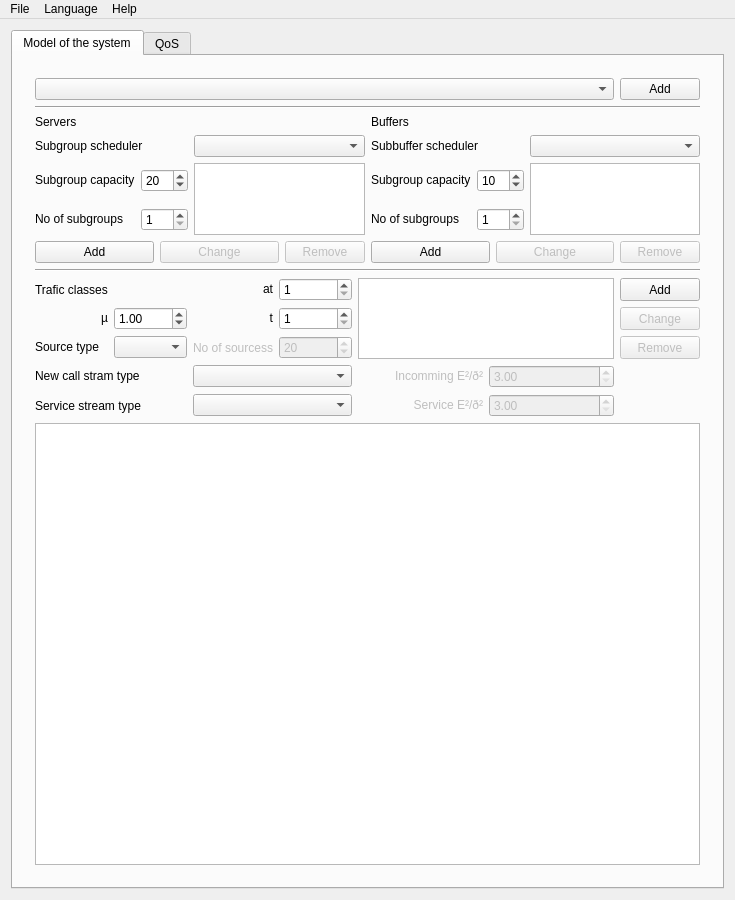
Before: the Qt Designer form mainwindow.ui in adamkaliszan/AnyStreamProcess, drawn with Qt 5.
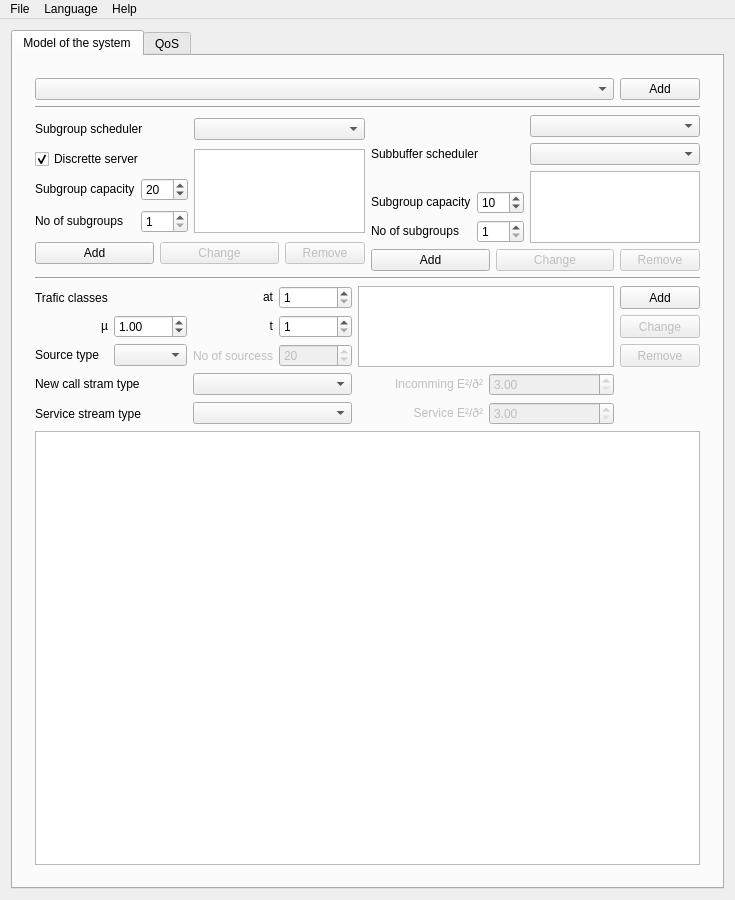
After: the same form once the commit is applied. Icons and pictures are not drawn. Custom widgets are drawn as their Qt base class.

```diff
--- a/mainwindow.ui
+++ b/mainwindow.ui
@@ -146,25 +146,61 @@
            </item>
            <item>
             <layout class="QGridLayout" name="gridLayoutModelResourcess">
-             <item row="0" column="0">
-              <widget class="QLabel" name="labelModelServer">
-               <property name="sizePolicy">
-                <sizepolicy hsizetype="Maximum" vsizetype="Maximum">
-                 <horstretch>0</horstretch>
-                 <verstretch>0</verstretch>
-                </sizepolicy>
-               </property>
-               <property name="text">
-                <string>Servers</string>
-               </property>
-              </widget>
+             <item row="2" column="0">
+              <layout class="QHBoxLayout" name="horizontalLayoutGroupChooseAlg"/>
              </item>
-             <item row="2" column="2">
-              <layout class="QGridLayout" name="gridLayoutModelQeue" columnstretch="0,0,1">
+             <item row="1" column="2">
+              <layout class="QGridLayout" name="gridLayoutModelQeue" columnstretch="0,0,0">
                <property name="sizeConstraint">
                 <enum>QLayout::SetMinAndMaxSize</enum>
                </property>
-               <item row="1" column="1">
+               <item row="6" column="0" colspan="3">
+                <layout class="QHBoxLayout" name="horizontalLayoutModelQeueListButtons">
+                 <property name="sizeConstraint">
+                  <enum>QLayout::SetDefaultConstraint</enum>
+                 </property>
+                 <item>
+                  <widget class="QPushButton" name="pushButton_kolejkidodaj">
+                   <property name="enabled">
+                    <bool>true</bool>
+                   </property>
+                   <property name="text">
+                    <string>Add</string>
+                   </property>
+                  </widget>
+                 </item>
+                 <item>
+                  <widget class="QPushButton" name="pushButton_kolejkiZmien">
+                   <property name="enabled">
+                    <bool>false</bool>
+                   </property>
+                   <property name="text">
+                    <string>Change</string>
+                   </property>
+                  </widget>
+                 </item>
+                 <item>
+                  <widget class="QPushButton" name="pushButton_kolejkiUsun">
+                   <property name="enabled">
+                    <bool>false</bool>
+                   </property>
+                   <property name="sizePolicy">
+                    <sizepolicy hsizetype="Maximum" vsizetype="Fixed">
+                     <horstretch>0</horstretch>
+                     <verstretch>0</verstretch>
+                    </sizepolicy>
+                   </property>
+                   <property name="layoutDirection">
+                    <enum>Qt::RightToLeft</enum>
+                   </property>
+                   <property name="text">
+                    <string>Remove</string>
+                   </property>
+                  </widget>
+                 </item>
+                </layout>
+               </item>
+               <item row="4" column="1">
                 <widget class="QSpinBox" name="spinBoxKolejkaPojemnosc">
                  <property name="sizePolicy">
                   <sizepolicy hsizetype="Minimum" vsizetype="Maximum">
@@ -183,7 +219,7 @@
                  </property>
                 </widget>
                </item>
-               <item row="2" column="0">
+               <item row="5" column="0">
                 <widget class="QLabel" name="labelModelQeueNumber">
                  <property name="sizePolicy">
                   <sizepolicy hsizetype="Preferred" vsizetype="Maximum">
@@ -196,7 +232,7 @@
                  </property>
                 </widget>
                </item>
-               <item row="2" column="1">
+               <item row="5" column="1">
                 <widget class="QSpinBox" name="spinBoxKolejkaLiczba">
                  <property name="sizePolicy">
                   <sizepolicy hsizetype="Minimum" vsizetype="Maximum">
@@ -212,7 +248,7 @@
                  </property>
                 </widget>
                </item>
-               <item row="1" column="0">
+               <item row="4" column="0">
                 <widget class="QLabel" name="labelModelQeueCapacity">
                  <property name="sizePolicy">
                   <sizepolicy hsizetype="Preferred" vsizetype="Maximum">
@@ -225,7 +261,7 @@
                  </property>
                 </widget>
                </item>
-               <item row="1" column="2" rowspan="2">
+               <item row="3" column="2" rowspan="3">
                 <widget class="QListWidget" name="listWidgetKolejki">
                  <property name="sizePolicy">
                   <sizepolicy hsizetype="Expanding" vsizetype="Minimum">
@@ -250,56 +286,13 @@
                  </property>
                 </widget>
                </item>
-               <item row="3" column="0" colspan="3">
-                <layout class="QHBoxLayout" name="horizontalLayoutModelQeueListButtons">
-                 <property name="sizeConstraint">
-                  <enum>QLayout::SetDefaultConstraint</enum>
-                 </property>
-                 <item>
-                  <widget class="QPushButton" name="pushButton_kolejkidodaj">
-                   <property name="enabled">
-                    <bool>true</bool>
-                   </property>
-                   <property name="text">
-                    <string>Add</string>
-                   </property>
-                  </widget>
-                 </item>
-                 <item>
-                  <widget class="QPushButton" name="pushButton_kolejkiZmien">
-                   <property name="enabled">
-                    <bool>false</bool>
-                   </property>
-                   <property name="text">
-                    <string>Change</string>
-                   </property>
-                  </widget>
-                 </item>
-                 <item>
-                  <widget class="QPushButton" name="pushButton_kolejkiUsun">
-                   <property name="enabled">
-                    <bool>false</bool>
-                   </property>
-                   <property name="sizePolicy">
-                    <sizepolicy hsizetype="Maximum" vsizetype="Fixed">
-                     <horstretch>0</horstretch>
-                     <verstretch>0</verstretch>
-                    </sizepolicy>
-                   </property>
-                   <property name="layoutDirection">
-                    <enum>Qt::RightToLeft</enum>
-                   </property>
-                   <property name="text">
-                    <string>Remove</string>
-                   </property>
-                  </widget>
-                 </item>
-                </layout>
+               <item row="2" column="2">
+                <widget class="QComboBox" name="comboBoxSubBufferSchedulerAlgorithm"/>
                </item>
-               <item row="0" column="2">
-                <widget class="QComboBox" name="comboBoxBufferSchedulerAlgorithm"/>
+               <item row="1" column="2">
+                <widget class="QComboBox" name="comboBox"/>
                </item>
-               <item row="0" column="0" colspan="2">
+               <item row="2" column="0" colspan="2">
                 <widget class="QLabel" name="label_subbufferScheduler">
                  <property name="text">
                   <string>Subbuffer scheduler</string>
@@ -308,28 +301,55 @@
                </item>
               </layout>
              </item>
-             <item row="0" column="2">
-              <widget class="QLabel" name="labelModelQeue">
-               <property name="enabled">
-                <bool>true</bool>
-               </property>
-               <property name="sizePolicy">
-                <sizepolicy hsizetype="Maximum" vsizetype="Maximum">
-                 <horstretch>0</horstretch>
-                 <verstretch>0</verstretch>
-                </sizepolicy>
-               </property>
-               <property name="text">
-                <string>Buffers</string>
-               </property>
-              </widget>
-             </item>
-             <item row="2" column="0">
-              <layout class="QGridLayout" name="gridLayoutModelServer" rowstretch="0,0,0,0" columnstretch="0,0,0">
+             <item row="1" column="0">
+              <layout class="QGridLayout" name="gridLayoutModelServer" rowstretch="0,0,0,0,0,0,0" columnstretch="0,0,0">
                <property name="sizeConstraint">
                 <enum>QLayout::SetMinAndMaxSize</enum>
                </property>
-               <item row="1" column="1">
+               <item row="6" column="0" colspan="3">
+                <layout class="QHBoxLayout" name="horizontalLayoutModelServerListButtons">
+                 <property name="sizeConstraint">
+                  <enum>QLayout::SetDefaultConstraint</enum>
+                 </property>
+                 <item>
+                  <widget class="QPushButton" name="pushButton_wiazkiDodaj">
+                   <property name="text">
+                    <string>Add</string>
+                   </property>
+                  </widget>
+                 </item>
+                 <item>
+                  <widget class="QPushButton" name="pushButton_wiazkiZmien">
+                   <property name="enabled">
+                    <bool>false</bool>
+                   </property>
+                   <property name="text">
+                    <string>Change</string>
+                   </property>
+                  </widget>
+                 </item>
+                 <item>
+                  <widget class="QPushButton" name="pushButton_wiazkiUsun">
+                   <property name="enabled">
+                    <bool>false</bool>
+                   </property>
+                   <property name="sizePolicy">
+                    <sizepolicy hsizetype="Maximum" vsizetype="Fixed">
+                     <horstretch>0</horstretch>
+                     <verstretch>0</verstretch>
+                    </sizepolicy>
+                   </property>
+                   <property name="layoutDirection">
+                    <enum>Qt::RightToLeft</enum>
+                   </property>
+                   <property name="text">
+                    <string>Remove</string>
+                   </property>
+                  </widget>
+                 </item>
+                </layout>
+               </item>
+               <item row="4" column="1">
                 <widget class="QSpinBox" name="spinBoxPodgrupaPojemnosc">
                  <property name="sizePolicy">
                   <sizepolicy hsizetype="Minimum" vsizetype="Maximum">
@@ -348,7 +368,7 @@
                  </property>
                 </widget>
                </item>
-               <item row="2" column="1">
+               <item row="5" column="1">
                 <widget class="QSpinBox" name="spinBoxPodgrupaLiczba">
                  <property name="sizePolicy">
                   <sizepolicy hsizetype="Minimum" vsizetype="Maximum">
@@ -364,7 +384,7 @@
                  </property>
                 </widget>
                </item>
-               <item row="1" column="0">
+               <item row="4" column="0">
                 <widget class="QLabel" name="labelPodgrupaPojemnosc">
                  <property name="sizePolicy">
                   <sizepolicy hsizetype="Preferred" vsizetype="Maximum">
@@ -377,7 +397,7 @@
                  </property>
                 </widget>
                </item>
-               <item row="2" column="0">
+               <item row="5" column="0">
                 <widget class="QLabel" name="labelPodgrupaLiczba">
                  <property name="sizePolicy">
                   <sizepolicy hsizetype="Preferred" vsizetype="Maximum">
@@ -390,7 +410,7 @@
                  </property>
                 </widget>
                </item>
-               <item row="1" column="2" rowspan="2">
+               <item row="3" column="2" rowspan="3">
                 <widget class="QListWidget" name="listWidgetWiazki">
                  <property name="sizePolicy">
                   <sizepolicy hsizetype="Expanding" vsizetype="Minimum">
@@ -418,59 +438,26 @@
                  </property>
                 </widget>
                </item>
-               <item row="3" column="0" colspan="3">
-                <layout class="QHBoxLayout" name="horizontalLayoutModelServerListButtons">
-                 <property name="sizeConstraint">
-                  <enum>QLayout::SetDefaultConstraint</enum>
-                 </property>
-                 <item>
-                  <widget class="QPushButton" name="pushButton_wiazkiDodaj">
-                   <property name="text">
-                    <string>Add</string>
-                   </property>
-                  </widget>
-                 </item>
-                 <item>
-                  <widget class="QPushButton" name="pushButton_wiazkiZmien">
-                   <property name="enabled">
-                    <bool>false</bool>
-                   </property>
-                   <property name="text">
-                    <string>Change</string>
-                   </property>
-                  </widget>
-                 </item>
-                 <item>
-                  <widget class="QPushButton" name="pushButton_wiazkiUsun">
-                   <property name="enabled">
-                    <bool>false</bool>
-                   </property>
-                   <property name="sizePolicy">
-                    <sizepolicy hsizetype="Maximum" vsizetype="Fixed">
-                     <horstretch>0</horstretch>
-                     <verstretch>0</verstretch>
-                    </sizepolicy>
-                   </property>
-                   <property name="layoutDirection">
-                    <enum>Qt::RightToLeft</enum>
-                   </property>
-                   <property name="text">
-                    <string>Remove</string>
-                   </property>
-                  </widget>
-                 </item>
-                </layout>
-               </item>
-               <item row="0" column="2">
+               <item row="2" column="2">
                 <widget class="QComboBox" name="comboBoxServerSchedulerAlgorithm"/>
                </item>
-               <item row="0" column="0" colspan="2">
+               <item row="2" column="0" colspan="2">
                 <widget class="QLabel" name="label_subgroupSchedulerAlgorithm">
                  <property name="text">
                   <string>Subgroup scheduler</string>
                  </property>
                 </widget>
                </item>
+               <item row="3" column="0" colspan="2">
+                <widget class="QCheckBox" name="checkBoxServerDiscrette">
+                 <property name="text">
+                  <string>Discrette server</string>
+                 </property>
+                 <property name="checked">
+                  <bool>true</bool>
+                 </property>
+                </widget>
+               </item>
               </layout>
              </item>
              <item row="3" column="0">
```
Left out of the diff: 3 changed lines with no effect on the pictures.
